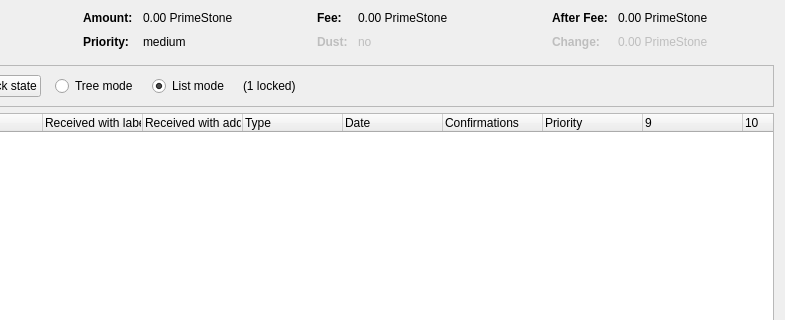
The window that src/qt/forms/coincontroldialog.ui (KABBERRY/Kabberry-Coin) describes before a commit, drawn with Qt 5; both pictures show x 169 to 954 and y 0 to 320 of the 954 by 500 pixel window.
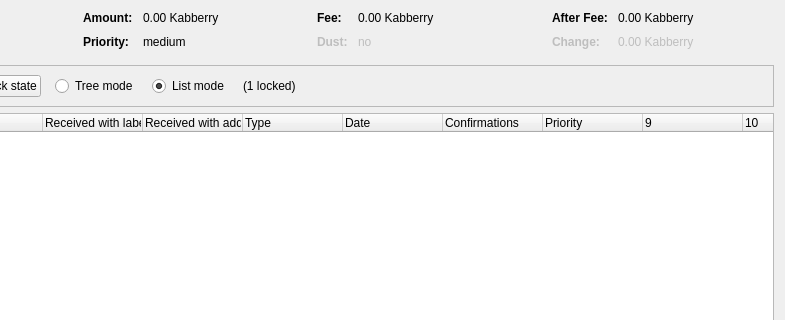
The same window after the commit. Custom widgets are drawn as their Qt base class.

Patch:
```diff
--- a/src/qt/forms/coincontroldialog.ui
+++ b/src/qt/forms/coincontroldialog.ui
@@ -132,7 +132,7 @@
           <enum>Qt::ActionsContextMenu</enum>
          </property>
          <property name="text">
-          <string notr="true">0.00 PrimeStone</string>
+          <string notr="true">0.00 Kabberry</string>
          </property>
          <property name="textInteractionFlags">
           <set>Qt::LinksAccessibleByMouse|Qt::TextSelectableByKeyboard|Qt::TextSelectableByMouse</set>
@@ -206,7 +206,7 @@
           <enum>Qt::ActionsContextMenu</enum>
          </property>
          <property name="text">
-          <string notr="true">0.00 PrimeStone</string>
+          <string notr="true">0.00 Kabberry</string>
          </property>
          <property name="textInteractionFlags">
           <set>Qt::LinksAccessibleByMouse|Qt::TextSelectableByKeyboard|Qt::TextSelectableByMouse</set>
@@ -286,7 +286,7 @@
           <enum>Qt::ActionsContextMenu</enum>
          </property>
          <property name="text">
-          <string notr="true">0.00 PrimeStone</string>
+          <string notr="true">0.00 Kabberry</string>
          </property>
          <property name="textInteractionFlags">
           <set>Qt::LinksAccessibleByMouse|Qt::TextSelectableByKeyboard|Qt::TextSelectableByMouse</set>
@@ -321,7 +321,7 @@
           <enum>Qt::ActionsContextMenu</enum>
          </property>
          <property name="text">
-          <string notr="true">0.00 PrimeStone</string>
+          <string notr="true">0.00 Kabberry</string>
          </property>
          <property name="textInteractionFlags">
           <set>Qt::LinksAccessibleByMouse|Qt::TextSelectableByKeyboard|Qt::TextSelectableByMouse</set>
```
